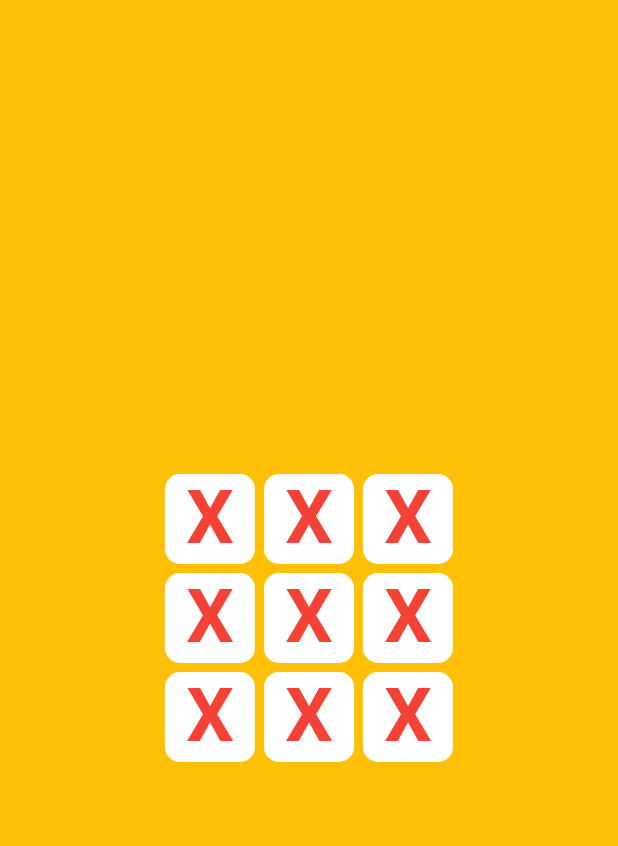
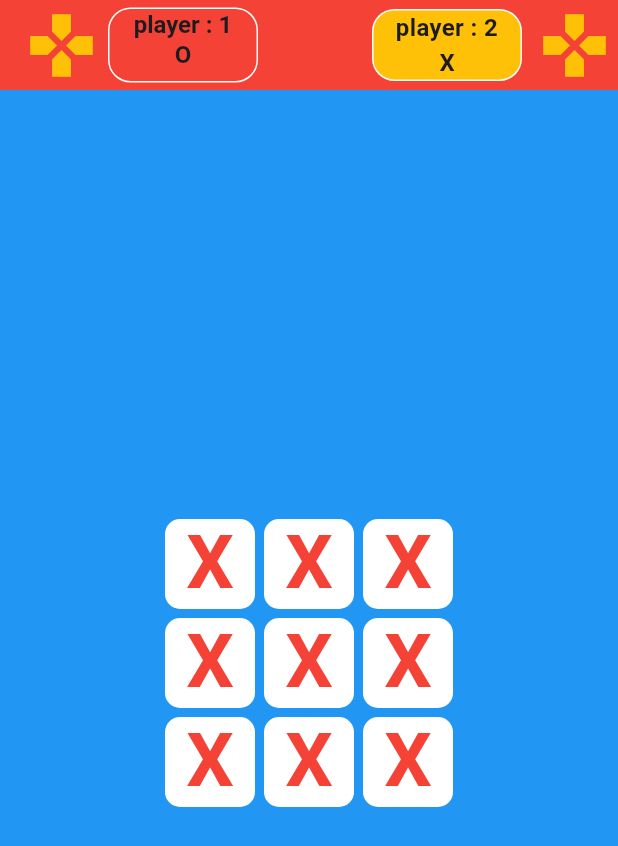
Before and after one commit to tekle-eyesus/tic-tac-toe-game-with-flutter, a Flutter app: the screen it shows after launch, on a phone screen of 412 x 824 dp. Shown: the top 846 px of the screen. Run offline on Flutter 3.47's test engine with Material 3 defaults, Android fonts, the phone set to English and light mode, and no system bars.

Commit message:
Ui modified

```diff
--- a/lib/main.dart
+++ b/lib/main.dart
@@ -1,4 +1,5 @@
 import 'package:flutter/material.dart';
+import 'package:flutter/widgets.dart';
 import 'package:tic_tac_toe_game/widgets/token_box.dart';
 
 void main() {
@@ -14,7 +15,91 @@ class MyApp extends StatelessWidget {
     return Container(
         color: Colors.amber,
         child: MaterialApp(
-        home: Column(
+          home: Scaffold(
+            backgroundColor: Colors.blue,
+            appBar: AppBar(
+              toolbarHeight: 60,
+              backgroundColor: Colors.red,
+              title: SizedBox(
+                width: 500,
+                child: Row(
+                  children: [
+                    Icon(
+                      Icons.gamepad,
+                      color: Colors.amber,
+                      size: 50,
+                    ),
+                    Container(
+                      margin: EdgeInsets.all(6),
+                      width: 100,
+                      height: 50,
+                      decoration: BoxDecoration(
+                          border: Border.all(color: Colors.white),
+                          borderRadius: BorderRadius.circular(15)),
+                      child: Column(
+                        children: [
+                          Text(
+                            "player : 1",
+                            textAlign: TextAlign.center,
+                            style: TextStyle(
+                              fontWeight: FontWeight.w600,
+                              fontSize: 16,
+                            ),
+                          ),
+                          Text(
+                            "O",
+                            style: TextStyle(
+                              fontWeight: FontWeight.w600,
+                              fontSize: 16,
+                            ),
+                          )
+                        ],
+                      ),
+                    )
+                  ],
+                ),
+              ),
+              actions: [
+                Container(
+                  margin: EdgeInsets.all(6),
+                  width: 100,
+                  height: 50,
+                  decoration: BoxDecoration(
+                      color: Colors
+                          .amber, //conditional color based on player turns
+                      border: Border.all(color: Colors.white),
+                      borderRadius: BorderRadius.circular(15)),
+                  child: Column(
+                    children: [
+                      Text(
+                        "player : 2",
+                        textAlign: TextAlign.center,
+                        style: TextStyle(
+                          fontWeight: FontWeight.w600,
+                          fontSize: 16,
+                        ),
+                      ),
+                      Text(
+                        "X",
+                        style: TextStyle(
+                          fontWeight: FontWeight.w600,
+                          fontSize: 16,
+                        ),
+                      )
+                    ],
+                  ),
+                ),
+                Container(
+                  margin: EdgeInsets.all(4),
+                  child: Icon(
+                    color: Colors.amber,
+                    Icons.gamepad,
+                    size: 50,
+                  ),
+                ),
+              ],
+            ),
+            body: Column(
               crossAxisAlignment: CrossAxisAlignment.center,
               mainAxisAlignment: MainAxisAlignment.center,
               children: [
@@ -45,6 +130,6 @@ class MyApp extends StatelessWidget {
               ],
             ),
           ),
-    );
+        ));
   }
 }
```
Lines whose indentation alone changed are shown as unchanged.
